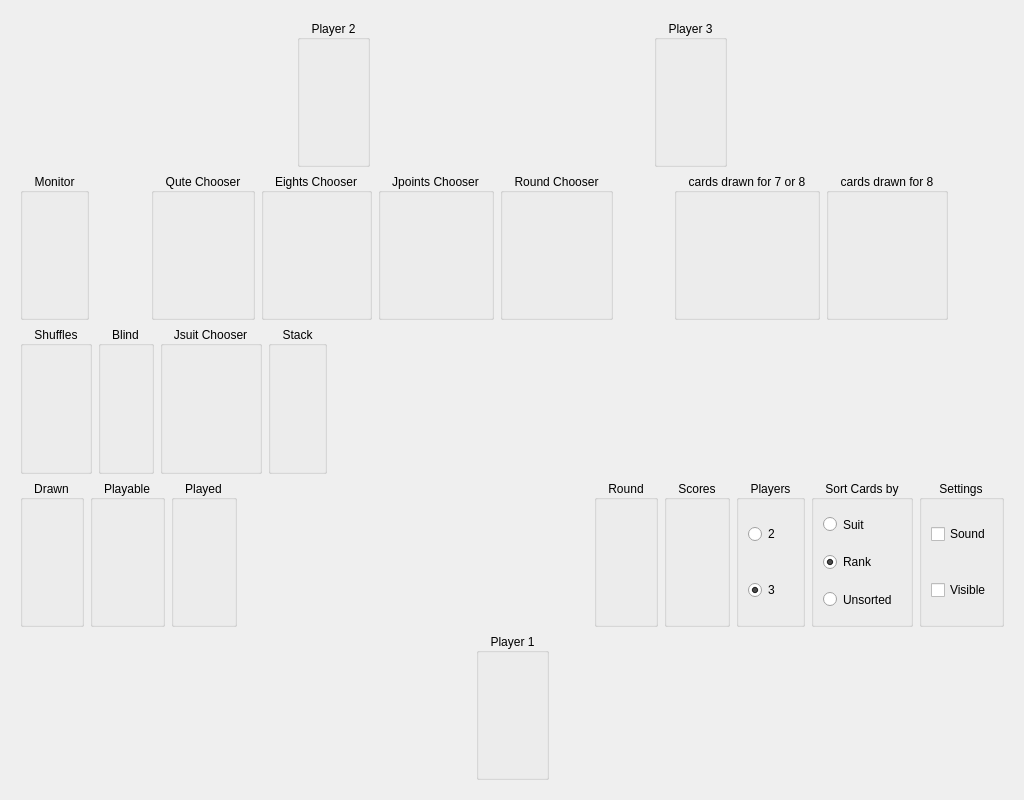
First picture: the form in table.ui, repository squawk7x/aQuteCardGame, before the edit.
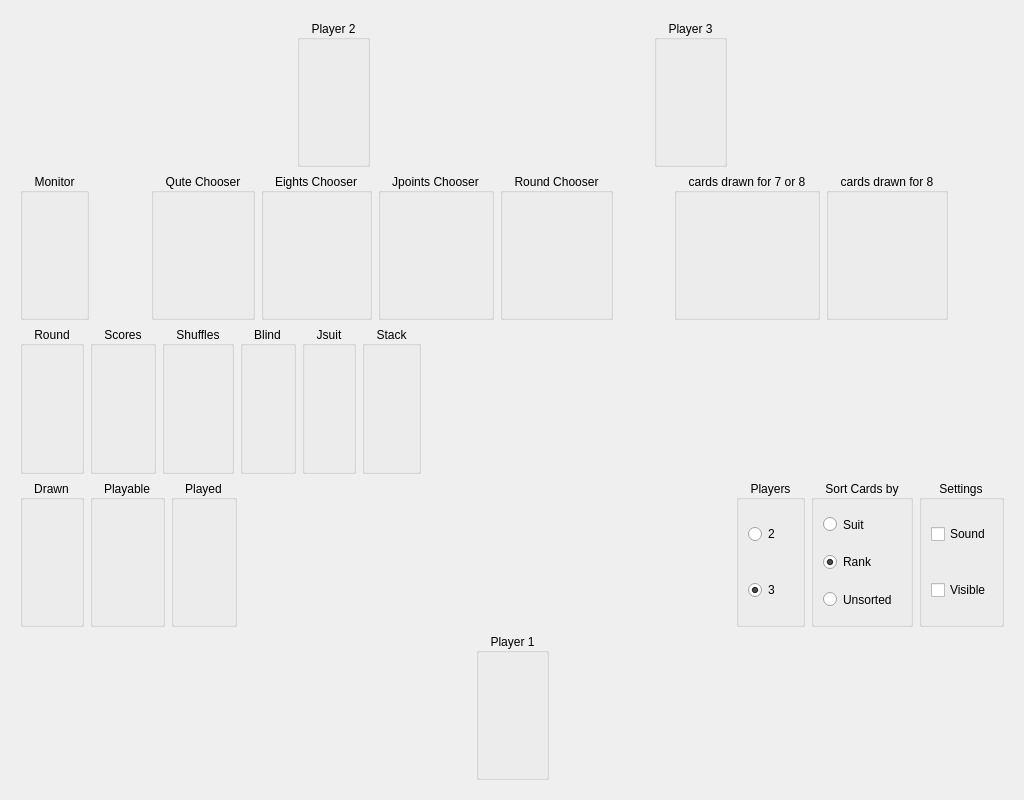
Second picture: the form after the edit.

Commit message:
table.ui Vertical Policy of QGroupBox changed to Expanding.
table.ui Layout changed
loadImages adjsuted to new Layout (and in respect to Android)

The edit to the form file:
```diff
--- a/table.ui
+++ b/table.ui
@@ -41,7 +41,7 @@
         <item>
          <widget class="QGroupBox" name="gbPlayer2">
           <property name="sizePolicy">
-           <sizepolicy hsizetype="Preferred" vsizetype="Preferred">
+           <sizepolicy hsizetype="Preferred" vsizetype="Expanding">
             <horstretch>0</horstretch>
             <verstretch>0</verstretch>
            </sizepolicy>
@@ -71,7 +71,7 @@
         <item>
          <widget class="QGroupBox" name="gbPlayer3">
           <property name="sizePolicy">
-           <sizepolicy hsizetype="Preferred" vsizetype="Preferred">
+           <sizepolicy hsizetype="Preferred" vsizetype="Expanding">
             <horstretch>0</horstretch>
             <verstretch>0</verstretch>
            </sizepolicy>
@@ -142,7 +142,7 @@
            <bool>true</bool>
           </property>
           <property name="sizePolicy">
-           <sizepolicy hsizetype="Preferred" vsizetype="Preferred">
+           <sizepolicy hsizetype="Preferred" vsizetype="Expanding">
             <horstretch>0</horstretch>
             <verstretch>0</verstretch>
            </sizepolicy>
@@ -162,7 +162,7 @@
            <bool>true</bool>
           </property>
           <property name="sizePolicy">
-           <sizepolicy hsizetype="Preferred" vsizetype="Preferred">
+           <sizepolicy hsizetype="Preferred" vsizetype="Expanding">
             <horstretch>0</horstretch>
             <verstretch>0</verstretch>
            </sizepolicy>
@@ -182,7 +182,7 @@
            <bool>true</bool>
           </property>
           <property name="sizePolicy">
-           <sizepolicy hsizetype="Preferred" vsizetype="Preferred">
+           <sizepolicy hsizetype="Preferred" vsizetype="Expanding">
             <horstretch>0</horstretch>
             <verstretch>0</verstretch>
            </sizepolicy>
@@ -202,7 +202,7 @@
            <bool>true</bool>
           </property>
           <property name="sizePolicy">
-           <sizepolicy hsizetype="Preferred" vsizetype="Preferred">
+           <sizepolicy hsizetype="Preferred" vsizetype="Expanding">
             <horstretch>0</horstretch>
             <verstretch>0</verstretch>
            </sizepolicy>
@@ -232,7 +232,7 @@
         <item>
          <widget class="QGroupBox" name="gbGot1">
           <property name="sizePolicy">
-           <sizepolicy hsizetype="Preferred" vsizetype="Preferred">
+           <sizepolicy hsizetype="Preferred" vsizetype="Expanding">
             <horstretch>0</horstretch>
             <verstretch>0</verstretch>
            </sizepolicy>
@@ -252,7 +252,7 @@
         <item>
          <widget class="QGroupBox" name="gbGot2">
           <property name="sizePolicy">
-           <sizepolicy hsizetype="Preferred" vsizetype="Preferred">
+           <sizepolicy hsizetype="Preferred" vsizetype="Expanding">
             <horstretch>0</horstretch>
             <verstretch>0</verstretch>
            </sizepolicy>
@@ -283,10 +283,44 @@
       </item>
       <item>
        <layout class="QHBoxLayout" name="horizontalLayout_03">
+        <item>
+         <widget class="QGroupBox" name="gbRound">
+          <property name="sizePolicy">
+           <sizepolicy hsizetype="Preferred" vsizetype="Expanding">
+            <horstretch>0</horstretch>
+            <verstretch>0</verstretch>
+           </sizepolicy>
+          </property>
+          <property name="title">
+           <string>Round</string>
+          </property>
+          <property name="alignment">
+           <set>Qt::AlignmentFlag::AlignCenter</set>
+          </property>
+          <layout class="QHBoxLayout" name="layoutRound"/>
+         </widget>
+        </item>
+        <item>
+         <widget class="QGroupBox" name="gbScores">
+          <property name="sizePolicy">
+           <sizepolicy hsizetype="Preferred" vsizetype="Expanding">
+            <horstretch>0</horstretch>
+            <verstretch>0</verstretch>
+           </sizepolicy>
+          </property>
+          <property name="title">
+           <string>Scores</string>
+          </property>
+          <property name="alignment">
+           <set>Qt::AlignmentFlag::AlignCenter</set>
+          </property>
+          <layout class="QHBoxLayout" name="layoutScores"/>
+         </widget>
+        </item>
         <item>
          <widget class="QGroupBox" name="gbShuffles">
           <property name="sizePolicy">
-           <sizepolicy hsizetype="Preferred" vsizetype="Preferred">
+           <sizepolicy hsizetype="Preferred" vsizetype="Expanding">
             <horstretch>0</horstretch>
             <verstretch>0</verstretch>
            </sizepolicy>
@@ -309,7 +343,7 @@
         <item>
          <widget class="QGroupBox" name="gbBlind">
           <property name="sizePolicy">
-           <sizepolicy hsizetype="Preferred" vsizetype="Preferred">
+           <sizepolicy hsizetype="Preferred" vsizetype="Expanding">
             <horstretch>0</horstretch>
             <verstretch>0</verstretch>
            </sizepolicy>
@@ -326,13 +360,13 @@
         <item>
          <widget class="QGroupBox" name="gbJsuitChooser">
           <property name="sizePolicy">
-           <sizepolicy hsizetype="Preferred" vsizetype="Preferred">
+           <sizepolicy hsizetype="Preferred" vsizetype="Expanding">
             <horstretch>0</horstretch>
             <verstretch>0</verstretch>
            </sizepolicy>
           </property>
           <property name="title">
-           <string>Jsuit Chooser</string>
+           <string>Jsuit</string>
           </property>
           <property name="alignment">
            <set>Qt::AlignmentFlag::AlignCenter</set>
@@ -343,7 +377,7 @@
         <item>
          <widget class="QGroupBox" name="gbStack">
           <property name="sizePolicy">
-           <sizepolicy hsizetype="Preferred" vsizetype="Preferred">
+           <sizepolicy hsizetype="Preferred" vsizetype="Expanding">
             <horstretch>0</horstretch>
             <verstretch>0</verstretch>
            </sizepolicy>
@@ -381,7 +415,7 @@
         <item>
          <widget class="QGroupBox" name="gbDrawn">
           <property name="sizePolicy">
-           <sizepolicy hsizetype="Preferred" vsizetype="Preferred">
+           <sizepolicy hsizetype="Preferred" vsizetype="Expanding">
             <horstretch>0</horstretch>
             <verstretch>0</verstretch>
            </sizepolicy>
@@ -398,7 +432,7 @@
         <item>
          <widget class="QGroupBox" name="gbPlayable">
           <property name="sizePolicy">
-           <sizepolicy hsizetype="Preferred" vsizetype="Preferred">
+           <sizepolicy hsizetype="Preferred" vsizetype="Expanding">
             <horstretch>0</horstretch>
             <verstretch>0</verstretch>
            </sizepolicy>
@@ -418,7 +452,7 @@
            <bool>true</bool>
           </property>
           <property name="sizePolicy">
-           <sizepolicy hsizetype="Preferred" vsizetype="Preferred">
+           <sizepolicy hsizetype="Preferred" vsizetype="Expanding">
             <horstretch>0</horstretch>
             <verstretch>0</verstretch>
            </sizepolicy>
@@ -445,44 +479,10 @@
           </property>
          </spacer>
         </item>
-        <item>
-         <widget class="QGroupBox" name="gbRound">
-          <property name="sizePolicy">
-           <sizepolicy hsizetype="Preferred" vsizetype="Preferred">
-            <horstretch>0</horstretch>
-            <verstretch>0</verstretch>
-           </sizepolicy>
-          </property>
-          <property name="title">
-           <string>Round</string>
-          </property>
-          <property name="alignment">
-           <set>Qt::AlignmentFlag::AlignCenter</set>
-          </property>
-          <layout class="QHBoxLayout" name="layoutRound"/>
-         </widget>
-        </item>
-        <item>
-         <widget class="QGroupBox" name="gbScores">
-          <property name="sizePolicy">
-           <sizepolicy hsizetype="Preferred" vsizetype="Preferred">
-            <horstretch>0</horstretch>
-            <verstretch>0</verstretch>
-           </sizepolicy>
-          </property>
-          <property name="title">
-           <string>Scores</string>
-          </property>
-          <property name="alignment">
-           <set>Qt::AlignmentFlag::AlignCenter</set>
-          </property>
-          <layout class="QHBoxLayout" name="layoutScores"/>
-         </widget>
-        </item>
         <item>
          <widget class="QGroupBox" name="gbNumberOfPlayers">
           <property name="sizePolicy">
-           <sizepolicy hsizetype="Preferred" vsizetype="Preferred">
+           <sizepolicy hsizetype="Preferred" vsizetype="Expanding">
             <horstretch>0</horstretch>
             <verstretch>0</verstretch>
            </sizepolicy>
@@ -529,7 +529,7 @@
         <item>
          <widget class="QGroupBox" name="gbSortCardsBy">
           <property name="sizePolicy">
-           <sizepolicy hsizetype="Preferred" vsizetype="Preferred">
+           <sizepolicy hsizetype="Preferred" vsizetype="Expanding">
             <horstretch>0</horstretch>
             <verstretch>0</verstretch>
            </sizepolicy>
@@ -595,7 +595,7 @@
         <item>
          <widget class="QGroupBox" name="gbSound">
           <property name="sizePolicy">
-           <sizepolicy hsizetype="Preferred" vsizetype="Preferred">
+           <sizepolicy hsizetype="Preferred" vsizetype="Expanding">
             <horstretch>0</horstretch>
             <verstretch>0</verstretch>
            </sizepolicy>
@@ -665,7 +665,7 @@
         <item>
          <widget class="QGroupBox" name="gbPlayer1">
           <property name="sizePolicy">
-           <sizepolicy hsizetype="Preferred" vsizetype="Preferred">
+           <sizepolicy hsizetype="Preferred" vsizetype="Expanding">
             <horstretch>0</horstretch>
             <verstretch>0</verstretch>
            </sizepolicy>
```
The commit also changes 5 other files.
